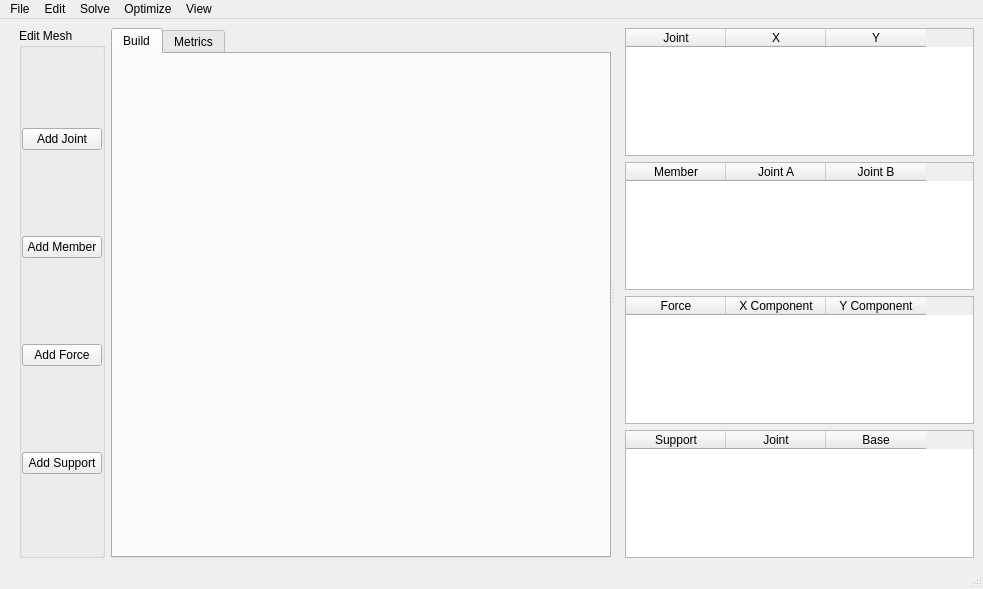
This is mainwindow.ui in levirogalla/truss-gui as Qt 5 draws it before an edit. The edited form follows.
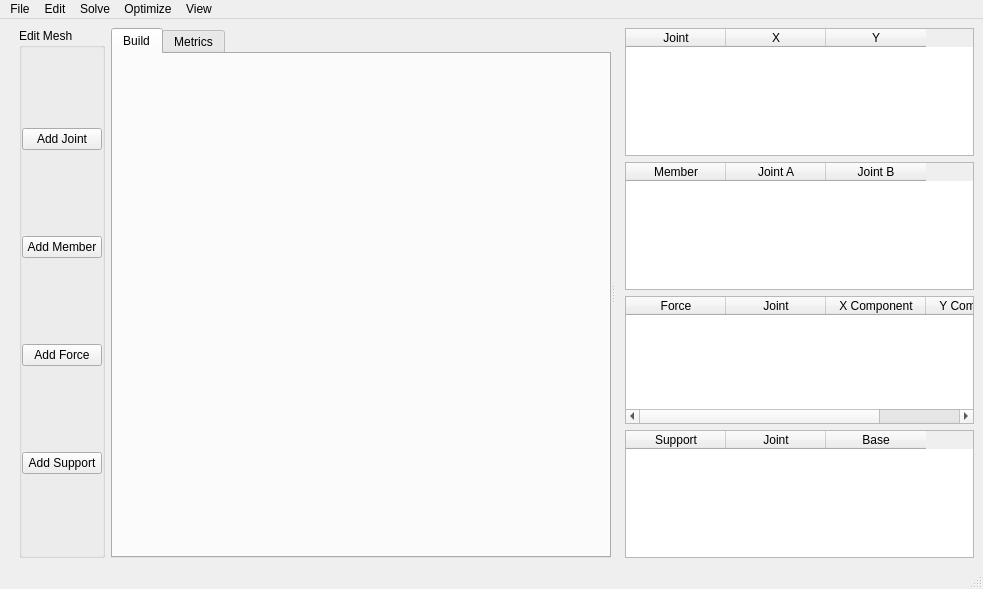
This is the edited form. Custom widgets are drawn as their Qt base class.

What changed in the file:
```diff
--- a/mainwindow.ui
+++ b/mainwindow.ui
@@ -273,6 +273,11 @@
             <string>Force</string>
            </property>
           </column>
+          <column>
+           <property name="text">
+            <string>Joint</string>
+           </property>
+          </column>
           <column>
            <property name="text">
             <string>X Component</string>
```
Left out of the diff: 2 changed lines with no effect on the pictures.
